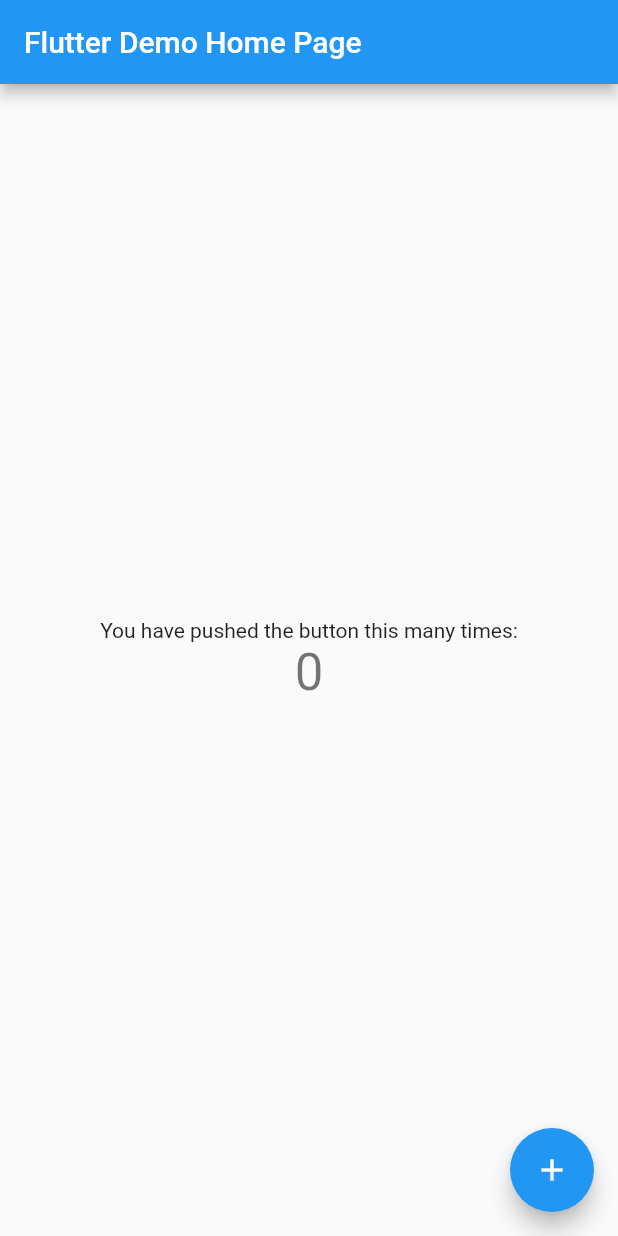
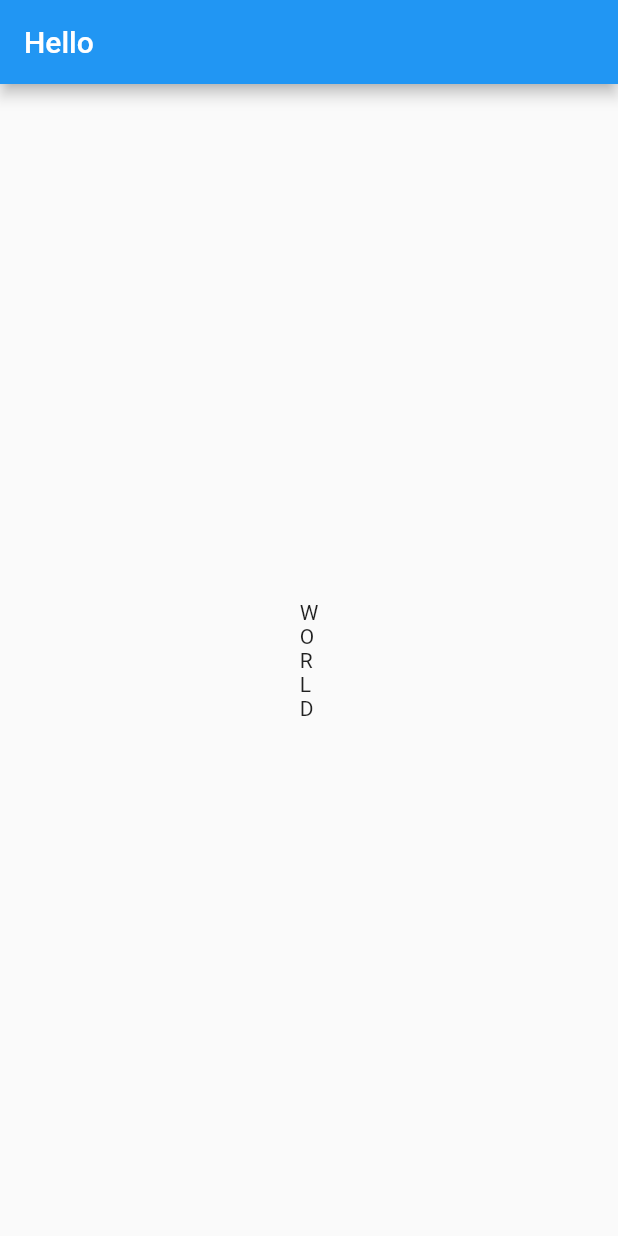
Before and after one commit to mark33699/IDLF, a Flutter app: the screen it shows after launch, on a phone screen of 412 x 824 dp. Run offline on Flutter 3.47's test engine with Material 2 defaults, Android fonts, the phone set to English and light mode, and no system bars.

Commit message:
HelloWorld

```diff
--- a/idlf/lib/main.dart
+++ b/idlf/lib/main.dart
@@ -1,117 +1,18 @@
 import 'package:flutter/material.dart';
 
 void main() {
-  runApp(MyApp());
+  runApp(MarkApp());
 }
 
-class MyApp extends StatelessWidget {
-  // This widget is the root of your application.
+class MarkApp extends StatelessWidget {
   @override
   Widget build(BuildContext context) {
-    return MaterialApp(
-      title: 'Flutter Demo',
-      theme: ThemeData(
-        // This is the theme of your application.
-        //
-        // Try running your application with "flutter run". You'll see the
-        // application has a blue toolbar. Then, without quitting the app, try
-        // changing the primarySwatch below to Colors.green and then invoke
-        // "hot reload" (press "r" in the console where you ran "flutter run",
-        // or simply save your changes to "hot reload" in a Flutter IDE).
-        // Notice that the counter didn't reset back to zero; the application
-        // is not restarted.
-        primarySwatch: Colors.blue,
-        // This makes the visual density adapt to the platform that you run
-        // the app on. For desktop platforms, the controls will be smaller and
-        // closer together (more dense) than on mobile platforms.
-        visualDensity: VisualDensity.adaptivePlatformDensity,
-      ),
-      home: MyHomePage(title: 'Flutter Demo Home Page'),
+    return new MaterialApp(
+      home: Scaffold(
+          appBar: AppBar(
+            title: Text("Hello"),),
+          body: Center(
+            child: Text("W\nO\nR\nL\nD"),))
     );
   }
 }
-
-class MyHomePage extends StatefulWidget {
-  MyHomePage({Key key, this.title}) : super(key: key);
-
-  // This widget is the home page of your application. It is stateful, meaning
-  // that it has a State object (defined below) that contains fields that affect
-  // how it looks.
-
-  // This class is the configuration for the state. It holds the values (in this
-  // case the title) provided by the parent (in this case the App widget) and
-  // used by the build method of the State. Fields in a Widget subclass are
-  // always marked "final".
-
-  final String title;
-
-  @override
-  _MyHomePageState createState() => _MyHomePageState();
-}
-
-class _MyHomePageState extends State<MyHomePage> {
-  int _counter = 0;
-
-  void _incrementCounter() {
-    setState(() {
-      // This call to setState tells the Flutter framework that something has
-      // changed in this State, which causes it to rerun the build method below
-      // so that the display can reflect the updated values. If we changed
-      // _counter without calling setState(), then the build method would not be
-      // called again, and so nothing would appear to happen.
-      _counter++;
-    });
-  }
-
-  @override
-  Widget build(BuildContext context) {
-    // This method is rerun every time setState is called, for instance as done
-    // by the _incrementCounter method above.
-    //
-    // The Flutter framework has been optimized to make rerunning build methods
-    // fast, so that you can just rebuild anything that needs updating rather
-    // than having to individually change instances of widgets.
-    return Scaffold(
-      appBar: AppBar(
-        // Here we take the value from the MyHomePage object that was created by
-        // the App.build method, and use it to set our appbar title.
-        title: Text(widget.title),
-      ),
-      body: Center(
-        // Center is a layout widget. It takes a single child and positions it
-        // in the middle of the parent.
-        child: Column(
-          // Column is also a layout widget. It takes a list of children and
-          // arranges them vertically. By default, it sizes itself to fit its
-          // children horizontally, and tries to be as tall as its parent.
-          //
-          // Invoke "debug painting" (press "p" in the console, choose the
-          // "Toggle Debug Paint" action from the Flutter Inspector in Android
-          // Studio, or the "Toggle Debug Paint" command in Visual Studio Code)
-          // to see the wireframe for each widget.
-          //
-          // Column has various properties to control how it sizes itself and
-          // how it positions its children. Here we use mainAxisAlignment to
-          // center the children vertically; the main axis here is the vertical
-          // axis because Columns are vertical (the cross axis would be
-          // horizontal).
-          mainAxisAlignment: MainAxisAlignment.center,
-          children: <Widget>[
-            Text(
-              'You have pushed the button this many times:',
-            ),
-            Text(
-              '$_counter',
-              style: Theme.of(context).textTheme.headline4,
-            ),
-          ],
-        ),
-      ),
-      floatingActionButton: FloatingActionButton(
-        onPressed: _incrementCounter,
-        tooltip: 'Increment',
-        child: Icon(Icons.add),
-      ), // This trailing comma makes auto-formatting nicer for build methods.
-    );
-  }
-}
```
